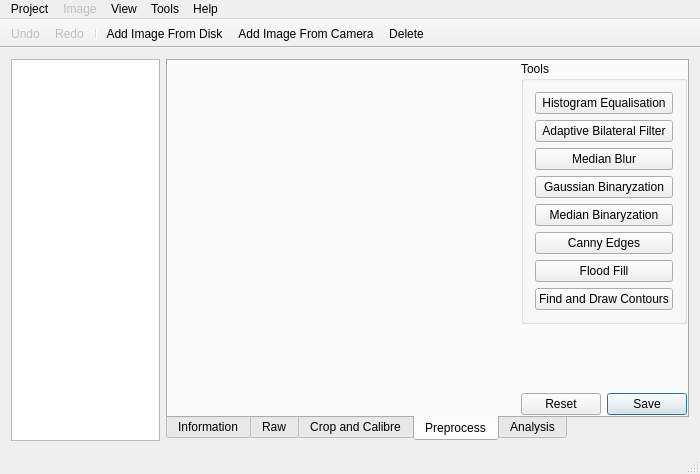
Old version of the form gui/mainwindow.ui in the repository librehat/caiga.
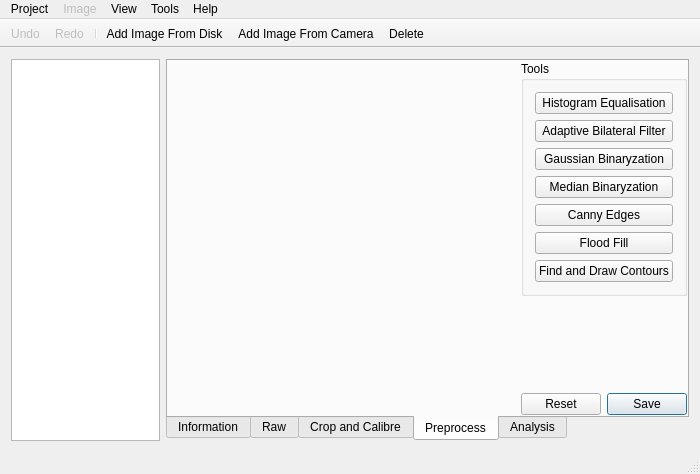
New version of the form. The open tabs and pages were chosen to show the change. Icons and pictures are not drawn. Custom widgets are drawn as their Qt base class.

```diff
--- a/gui/mainwindow.ui
+++ b/gui/mainwindow.ui
@@ -270,13 +270,6 @@
              </property>
             </widget>
            </item>
-           <item>
-            <widget class="QPushButton" name="medianBlurButton">
-             <property name="text">
-              <string>Median Blur</string>
-             </property>
-            </widget>
-           </item>
            <item>
             <widget class="QPushButton" name="gaussianBinaryzationButton">
              <property name="text">
```
